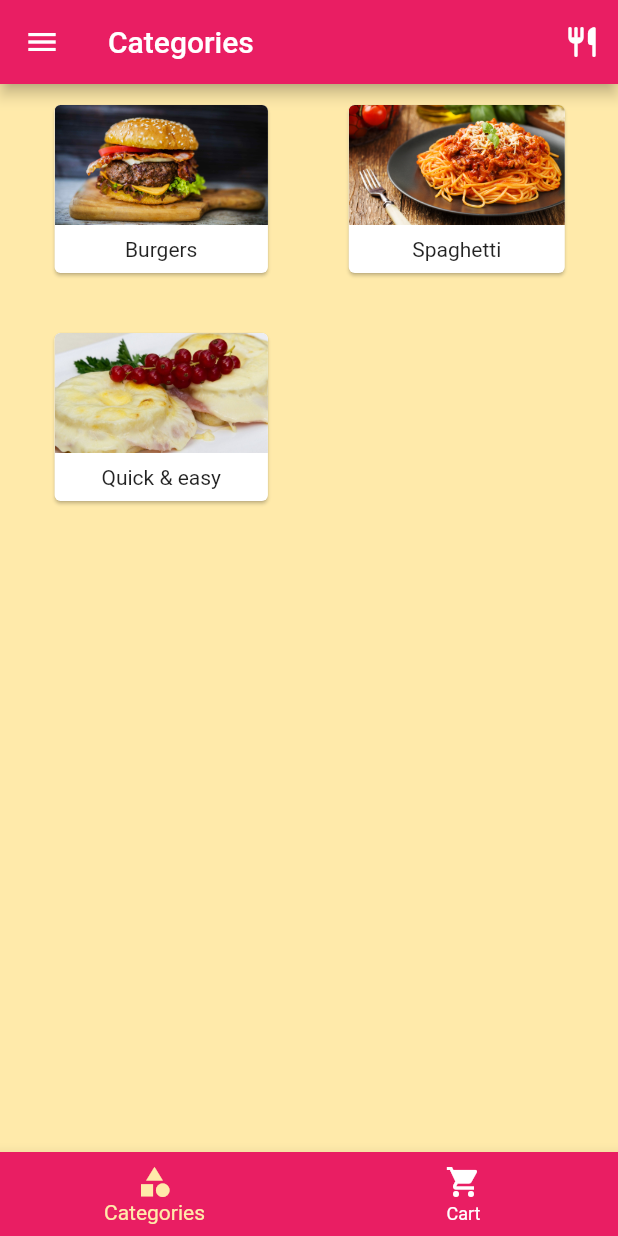
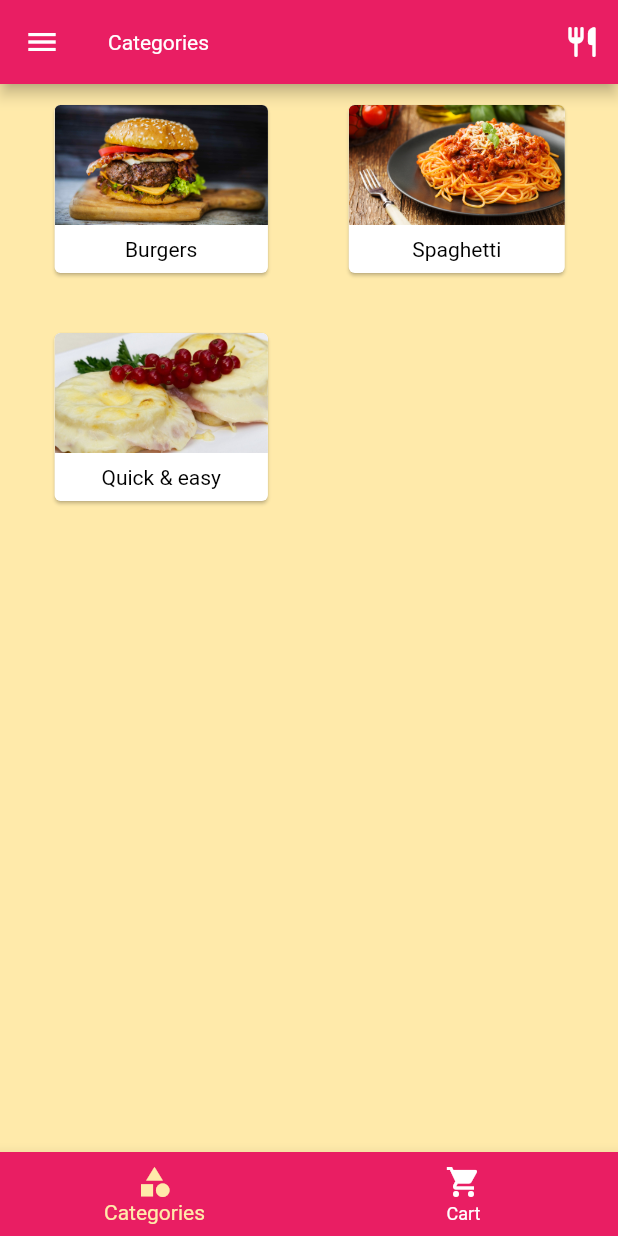
Before and after one commit to Brmjha-Trainee/meal-app, a Flutter app: the screen it shows after launch, after a tap on "LOGIN", on a phone screen of 412 x 824 dp. Run offline on Flutter 3.47's test engine with Material 2 defaults, Android fonts, the phone set to English and light mode, and no system bars.

Commit message:
oeganized  some code

```diff
--- a/lib/main.dart
+++ b/lib/main.dart
@@ -1,8 +1,5 @@
 import 'package:flutter/material.dart';
-import 'package:meal_app/screens/Cart.dart';
-import 'package:meal_app/screens/home_page.dart';
 import 'package:meal_app/screens/sign_in_page.dart';
-import 'package:meal_app/utils/Bottom_Navigation.dart';
 import 'package:meal_app/utils/constant.dart';
 
 void main() {
@@ -17,11 +14,7 @@ class MyApp extends StatelessWidget {
     return MaterialApp(
       title: 'Flutter Demo',
       debugShowCheckedModeBanner: false,
-      theme: ThemeData(
-          scaffoldBackgroundColor: yellow,
-          drawerTheme: const DrawerThemeData(
-            backgroundColor: yellow,
-          )),
+      theme: theme(),
       home: const SignInPage(),
     );
   }
--- a/lib/screens/Cart.dart
+++ b/lib/screens/Cart.dart
@@ -1,10 +1,6 @@
-import 'package:flutter/cupertino.dart';
 import 'package:flutter/material.dart';
-import 'package:meal_app/screens/home_page.dart';
-import 'package:meal_app/utils/Bottom_Navigation.dart';
 import 'package:meal_app/utils/main_drawer.dart';
 import 'package:meal_app/utils/constant.dart';
-import 'package:meal_app/utils/photo_items.dart';
 
 class Cart extends StatefulWidget {
   const Cart({Key? key}) : super(key: key);
@@ -13,8 +9,7 @@ class Cart extends StatefulWidget {
   _CartState createState() => _CartState();
 }
 
-class  _CartState extends State<Cart> {
-
+class _CartState extends State<Cart> {
   @override
   Widget build(BuildContext context) {
     return Scaffold(
@@ -26,82 +21,69 @@ class  _CartState extends State<Cart> {
               onPressed: () {}, icon: const Icon(Icons.restaurant_rounded))
         ],
       ), //AppBar
-      body:
-
-    Column(
-
-         children:<Widget> [
-        Flexible(child:
-           ListView.builder(
+      body: Column(
+        children: <Widget>[
+          Flexible(
+            child: ListView.builder(
                 itemCount: 1,
                 itemBuilder: (BuildContext context, int index) {
                   return Container(
                     height: 220,
                     width: 370,
-            decoration: BoxDecoration(
-
+                    decoration: const BoxDecoration(
                       color: yellow,
                       borderRadius: BorderRadius.all(Radius.circular(18)),
-              boxShadow: const[BoxShadow(blurRadius: 5)],
+                      boxShadow: [BoxShadow(blurRadius: 5)],
                     ),
                     alignment: Alignment.topCenter,
-             padding: EdgeInsets.all(10),
+                    padding: const EdgeInsets.all(10),
                     child: Column(
-             children:[
-
+                      children: [
                         Container(
                           height: 150,
                           width: 340,
-
-               decoration: BoxDecoration(
+                          decoration: const BoxDecoration(
                             color: Colors.white,
                             borderRadius: BorderRadius.all(Radius.circular(18)),
-
                           ),
                           alignment: Alignment.centerLeft,
-                  padding: EdgeInsets.only(left: 10),
-                 child: Text(
+                          padding: const EdgeInsets.only(left: 10),
+                          child: const Text(
                             "4 Tomatoes \n 1 Tablespoon of Olive Oil "
                             "\n 1 Onion \n 250g Spaghetti \n Spices"
                             "\n Cheese (optional)",
-                 style: TextStyle(fontWeight: FontWeight.bold, fontSize: 18),
-
+                            style: TextStyle(
+                                fontWeight: FontWeight.bold, fontSize: 18),
                           ),
                         ),
-               SizedBox(
+                        const SizedBox(
                           height: 25,
                         ),
                         Row(
                           mainAxisAlignment: MainAxisAlignment.center,
-                 children: [
+                          children: const [
                             Icon(Icons.fastfood_sharp),
                             Text("Spaghetti with Tomato Sauce")
                           ],
                         ),
-
-
-
-
-         ],),
-       );}),),
+                      ],
+                    ),
+                  );
+                }),
+          ),
 
           /*     SizedBox(
              height: 350,
            ),*/
-           RaisedButton(
-             onPressed: (){},
-             child: Text("Checkout!"),
+          MaterialButton(
+            onPressed: () {},
+            child: const Text("Checkout!"),
             color: pink,
           )
-         ],),
-
-
-
-
-
+        ],
+      ),
 
       drawer: const MainDrawer(),
-
     );
   }
 }
--- a/lib/screens/home_page.dart
+++ b/lib/screens/home_page.dart
@@ -1,5 +1,4 @@
 import 'package:flutter/material.dart';
-import 'package:meal_app/utils/Bottom_Navigation.dart';
 import 'package:meal_app/screens/meals.dart';
 import 'package:meal_app/utils/main_drawer.dart';
 import 'package:meal_app/utils/constant.dart';
@@ -23,7 +22,9 @@ class _HomePageState extends State<HomePage> {
   Widget build(BuildContext context) {
     return Scaffold(
       appBar: AppBar(
-        title: const Text('Categories'),
+        title: const Text(
+          'Categories',
+        ),
         backgroundColor: pink,
         actions: [
           IconButton(
@@ -55,7 +56,10 @@ class _HomePageState extends State<HomePage> {
                           ),
                           Padding(
                             padding: const EdgeInsets.all(8.0),
-                            child: Text(imgList[index].name),
+                            child: Text(
+                              imgList[index].name,
+                              style: Theme.of(context).textTheme.headline6,
+                            ),
                           ),
                         ],
                       ),
--- a/lib/screens/meals.dart
+++ b/lib/screens/meals.dart
@@ -31,7 +31,6 @@ class MealScreen extends StatelessWidget {
           itemBuilder: (context, index) {
             return Container(
               padding: const EdgeInsets.fromLTRB(10, 10, 10, 0),
-              // height: 220,
               width: double.maxFinite,
               child: Card(
                 shape: RoundedRectangleBorder(
@@ -84,12 +83,12 @@ class MealScreen extends StatelessWidget {
                             Icons.access_time,
                             size: 18,
                           ),
-                          Padding(
-                            padding: const EdgeInsets.only(left: 5.0),
+                          const Padding(
+                            padding: EdgeInsets.only(left: 5.0),
                             child: Text(
                               '20 min',
                               style: TextStyle(
-                                color: Colors.grey.shade800,
+                                color: grey,
                                 fontWeight: FontWeight.normal,
                                 fontSize: 14,
                               ),
@@ -120,12 +119,12 @@ class MealScreen extends StatelessWidget {
                             Icons.attach_money_outlined,
                             size: 18,
                           ),
-                          Padding(
-                            padding: const EdgeInsets.only(left: 5.0),
+                          const Padding(
+                            padding: EdgeInsets.only(left: 5.0),
                             child: Text(
                               'Affordable',
                               style: TextStyle(
-                                color: Colors.grey.shade800,
+                                color: grey,
                                 fontWeight: FontWeight.normal,
                                 fontSize: 14,
                               ),
--- a/lib/screens/sign_in_page.dart
+++ b/lib/screens/sign_in_page.dart
@@ -1,9 +1,7 @@
-// ignore_for_file: prefer_const_constructors
+import 'package:flutter/material.dart';
+import 'package:meal_app/utils/bottom_navigation.dart';
 
-import 'package:flutter/material.dart';
-import 'package:meal_app/utils/main_drawer.dart';
-import 'package:meal_app/utils/constant.dart';
-import 'package:meal_app/utils/Bottom_Navigation.dart';
+import '../utils/constant.dart';
 
 class SignInPage extends StatefulWidget {
   const SignInPage({Key? key}) : super(key: key);
@@ -21,7 +19,7 @@ class _SignInPageState extends State<SignInPage> {
     return Scaffold(
         body: Center(
       child: Container(
-        decoration: BoxDecoration(
+        decoration: const BoxDecoration(
           gradient: LinearGradient(
             begin: Alignment.topLeft,
             end: Alignment.bottomRight,
@@ -55,25 +53,27 @@ class _SignInPageState extends State<SignInPage> {
                       crossAxisAlignment: CrossAxisAlignment.center,
                       children: [
                         TextFormField(
-                          decoration: InputDecoration(
+                          decoration: const InputDecoration(
                             labelText: "Email Address",
                             border: OutlineInputBorder(
                               borderRadius:
                                   BorderRadius.all(Radius.circular(8)),
-                              )),
                             ),
-                        SizedBox(
+                          ),
+                        ),
+                        const SizedBox(
                           height: 10,
                         ),
                         TextFormField(
-                          decoration: InputDecoration(
+                          decoration: const InputDecoration(
                             labelText: "Password",
                             border: OutlineInputBorder(
                               borderRadius:
                                   BorderRadius.all(Radius.circular(8)),
-                              )),
                             ),
-                        SizedBox(
+                          ),
+                        ),
+                        const SizedBox(
                           height: 10,
                         ),
                         ElevatedButton(
@@ -81,30 +81,32 @@ class _SignInPageState extends State<SignInPage> {
                             Navigator.push(
                                 context,
                                 MaterialPageRoute(
-                                      builder: (context) => BottomN()));
+                                    builder: (context) => const BottomN()));
                           },
                           style: ButtonStyle(
                             shape: MaterialStateProperty.all<
-                                      RoundedRectangleBorder>(
-                                  RoundedRectangleBorder(
+                                RoundedRectangleBorder>(RoundedRectangleBorder(
                               borderRadius: BorderRadius.circular(18.0),
                             )),
-                              backgroundColor:
-                                  MaterialStateProperty.all(Colors.pink),
+                            backgroundColor: MaterialStateProperty.all(pink),
                           ),
-                            child: Text('LOGIN',
+                          child: const Text(
+                            'LOGIN',
                             style: TextStyle(
-                                    fontSize: 10,
-                                    fontWeight: FontWeight.normal))),
-                        SizedBox(
+                                fontSize: 10, fontWeight: FontWeight.normal),
+                          ),
+                        ),
+                        const SizedBox(
                           height: 10,
                         ),
                         InkWell(
-                            child: Text('SIGN UP INSTEAD',
+                            child: const Text(
+                              'SIGN UP INSTEAD',
                               style: TextStyle(
                                   color: Colors.pink,
                                   fontSize: 10,
-                                    fontWeight: FontWeight.bold)),
+                                  fontWeight: FontWeight.bold),
+                            ),
                             onTap: () => {
                                   isExist = false,
                                   setState(() {}),
@@ -134,68 +136,74 @@ class _SignInPageState extends State<SignInPage> {
                     child: Column(
                       crossAxisAlignment: CrossAxisAlignment.center,
                       children: [
-                        SizedBox(
+                        const SizedBox(
                           height: 10,
                         ),
                         TextFormField(
-                          decoration: InputDecoration(
+                          decoration: const InputDecoration(
                             labelText: "Email Address",
                             border: OutlineInputBorder(
                               borderRadius:
                                   BorderRadius.all(Radius.circular(8)),
-                              )),
                             ),
-                        SizedBox(
+                          ),
+                        ),
+                        const SizedBox(
                           height: 10,
                         ),
                         TextFormField(
-                          decoration: InputDecoration(
+                          decoration: const InputDecoration(
                             labelText: "Password",
                             border: OutlineInputBorder(
                               borderRadius:
                                   BorderRadius.all(Radius.circular(8)),
-                              )),
                             ),
-                        SizedBox(
+                          ),
+                        ),
+                        const SizedBox(
                           height: 10,
                         ),
                         TextFormField(
-                          decoration: InputDecoration(
+                          decoration: const InputDecoration(
                             labelText: "Confirm Password",
                             border: OutlineInputBorder(
                               borderRadius:
                                   BorderRadius.all(Radius.circular(8)),
-                              )),
                             ),
-                        SizedBox(
+                          ),
+                        ),
+                        const SizedBox(
                           height: 10,
                         ),
                         ElevatedButton(
                           onPressed: () {
-                              //do something
+                            //TODO DO SOMETHING
                           },
                           style: ButtonStyle(
                             shape: MaterialStateProperty.all<
-                                      RoundedRectangleBorder>(
-                                  RoundedRectangleBorder(
+                                RoundedRectangleBorder>(RoundedRectangleBorder(
                               borderRadius: BorderRadius.circular(18.0),
                             )),
                             backgroundColor:
                                 MaterialStateProperty.all(Colors.pink),
                           ),
-                            child: Text('SIGN UP',
+                          child: const Text(
+                            'SIGN UP',
                             style: TextStyle(
-                                    fontSize: 10,
-                                    fontWeight: FontWeight.normal))),
-                        SizedBox(
+                                fontSize: 10, fontWeight: FontWeight.normal),
+                          ),
+                        ),
+                        const SizedBox(
                           height: 10,
                         ),
                         InkWell(
-                            child: Text('LOGIN INSTEAD',
+                            child: const Text(
+                              'LOGIN INSTEAD',
                               style: TextStyle(
-                                    color: Colors.pink,
+                                  color: pink,
                                   fontSize: 10,
-                                    fontWeight: FontWeight.bold)),
+                                  fontWeight: FontWeight.bold),
+                            ),
                             onTap: () => {
                                   isExist = true,
                                   setState(() {}),
--- a/lib/utils/Bottom_Navigation.dart
+++ b/lib/utils/Bottom_Navigation.dart
@@ -1,7 +1,7 @@
 import 'package:flutter/material.dart';
 import 'package:meal_app/utils/constant.dart';
 
-import '../screens/Cart.dart';
+import '../screens/cart.dart';
 import '../screens/home_page.dart';
 
 class BottomN extends StatefulWidget {
@@ -12,28 +12,25 @@ class BottomN extends StatefulWidget {
 }
 
 class _BottomNState extends State<BottomN> {
-  int currentIndex=0;
+  int currentIndex = 0;
   final screens = [
-    HomePage(),
-    Cart(),
+    const HomePage(),
+    const Cart(),
   ];
 
   @override
-  Widget build(BuildContext context) =>
-      Scaffold(
-        body:
-        IndexedStack(
+  Widget build(BuildContext context) => Scaffold(
+        body: IndexedStack(
           index: currentIndex,
           children: screens,
         ),
         bottomNavigationBar: BottomNavigationBar(
           currentIndex: currentIndex,
           onTap: (index) => setState(() => currentIndex = index),
-
           backgroundColor: pink,
           selectedItemColor: yellow,
-        unselectedItemColor: Colors.white,
-        items: [
+          unselectedItemColor: white,
+          items: const [
             BottomNavigationBarItem(
               icon: Icon(Icons.category),
               label: "Categories",
@@ -42,10 +39,7 @@ class _BottomNState extends State<BottomN> {
               icon: Icon(Icons.shopping_cart),
               label: "Cart",
             ),
-
           ],
         ),
-
-
       );
 }
--- a/lib/utils/constant.dart
+++ b/lib/utils/constant.dart
@@ -1,5 +1,63 @@
 import 'package:flutter/material.dart';
 
-const pink = Colors.pink;
-const darkYellow = Colors.amber;
+const pink = Color(0xFFE91E63);
 const yellow = Color(0xFFFFEAAA);
+const darkYellow = Color(0xFFFFC107);
+const white = Color(0xFFFFFFFF);
+const grey = Color(0xFF424242);
+
+ThemeData theme() {
+  return ThemeData(
+    scaffoldBackgroundColor: yellow,
+    textTheme: textTheme(),
+    drawerTheme: const DrawerThemeData(
+      backgroundColor: yellow,
+    ),
+  );
+}
+
+TextTheme textTheme() {
+  return const TextTheme(
+    headline1: TextStyle(
+      color: Colors.black,
+      fontWeight: FontWeight.bold,
+      fontSize: 36,
+    ),
+    headline2: TextStyle(
+      color: Colors.black,
+      fontWeight: FontWeight.bold,
+      fontSize: 24,
+    ),
+    headline3: TextStyle(
+      color: Colors.black,
+      fontWeight: FontWeight.bold,
+      fontSize: 18,
+    ),
+    headline4: TextStyle(
+      color: Colors.black,
+      fontWeight: FontWeight.bold,
+      fontSize: 16,
+    ),
+    headline5: TextStyle(
+      color: Colors.black,
+      fontWeight: FontWeight.bold,
+      fontSize: 14,
+    ),
+    headline6: TextStyle(
+      color: Colors.black,
+      fontWeight: FontWeight.normal,
+      fontSize: 14,
+    ),
+    bodyText1: TextStyle(
+      color: Colors.black,
+      fontWeight: FontWeight.normal,
+      height: 1.75,
+      fontSize: 12,
+    ),
+    bodyText2: TextStyle(
+      color: Colors.black,
+      fontWeight: FontWeight.normal,
+      fontSize: 10,
+    ),
+  );
+}
--- a/lib/utils/main_drawer.dart
+++ b/lib/utils/main_drawer.dart
@@ -1,5 +1,5 @@
 import 'package:flutter/material.dart';
-import 'package:meal_app/screens/home_page.dart';
+import 'package:meal_app/screens/meals.dart';
 import 'package:meal_app/screens/sign_in_page.dart';
 import 'package:meal_app/utils/constant.dart';
 
@@ -39,7 +39,6 @@ class _MainDrawerState extends State<MainDrawer> {
           ListTile(
             leading: const Icon(
               Icons.restaurant_outlined,
-              //        color: lightSerenity,
             ),
             title: const Text(
               'Meals',
@@ -51,7 +50,7 @@ class _MainDrawerState extends State<MainDrawer> {
               Navigator.push(
                 context,
                 MaterialPageRoute(
-                  builder: (context) => const HomePage(),
+                  builder: (context) => const MealScreen(),
                 ),
               );
             },
@@ -59,7 +58,6 @@ class _MainDrawerState extends State<MainDrawer> {
           ListTile(
             leading: const Icon(
               Icons.settings,
-              // color: lightSerenity,
             ),
             title: const Text(
               'Filters',
@@ -79,7 +77,6 @@ class _MainDrawerState extends State<MainDrawer> {
           ListTile(
             leading: const Icon(
               Icons.pin_drop,
-              //color: lightSerenity,
             ),
             title: const Text(
               'Location',
@@ -99,7 +96,6 @@ class _MainDrawerState extends State<MainDrawer> {
           ListTile(
             leading: const Icon(
               Icons.door_front_door_outlined,
-              // color: lightSerenity,
             ),
             title: const Text(
               'LogOut',
```
Also changed, not shown: lib/screens/one_meal.dart (+1 -18 lines), 17 other files. Lines whose indentation alone changed are shown as unchanged.
